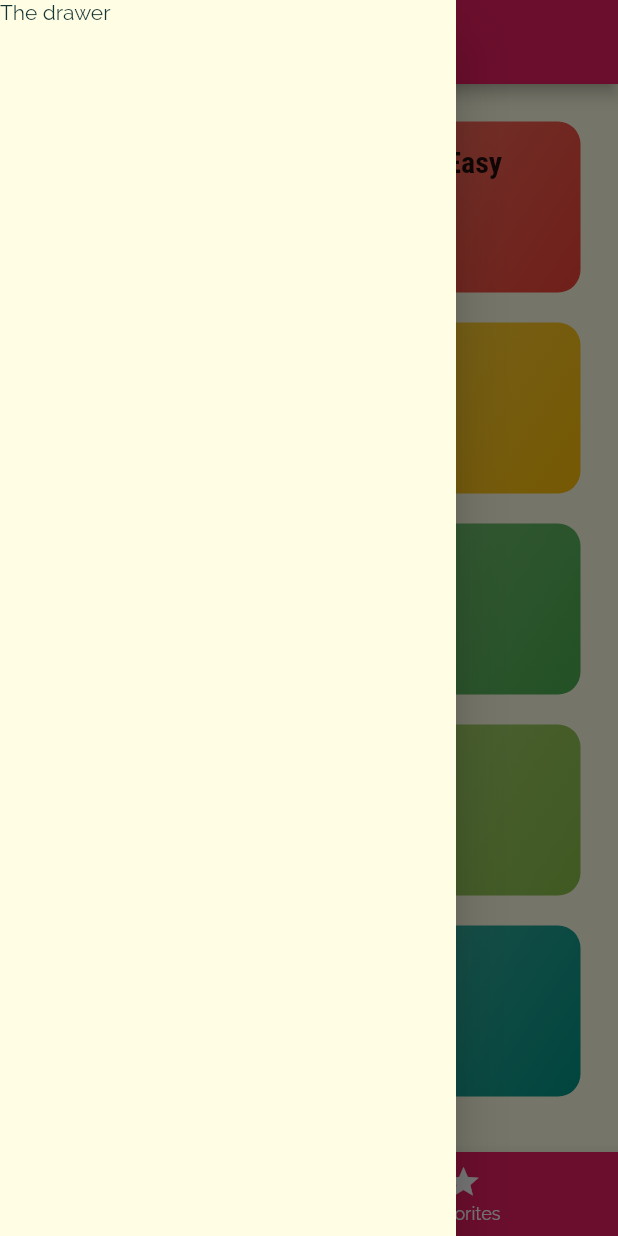
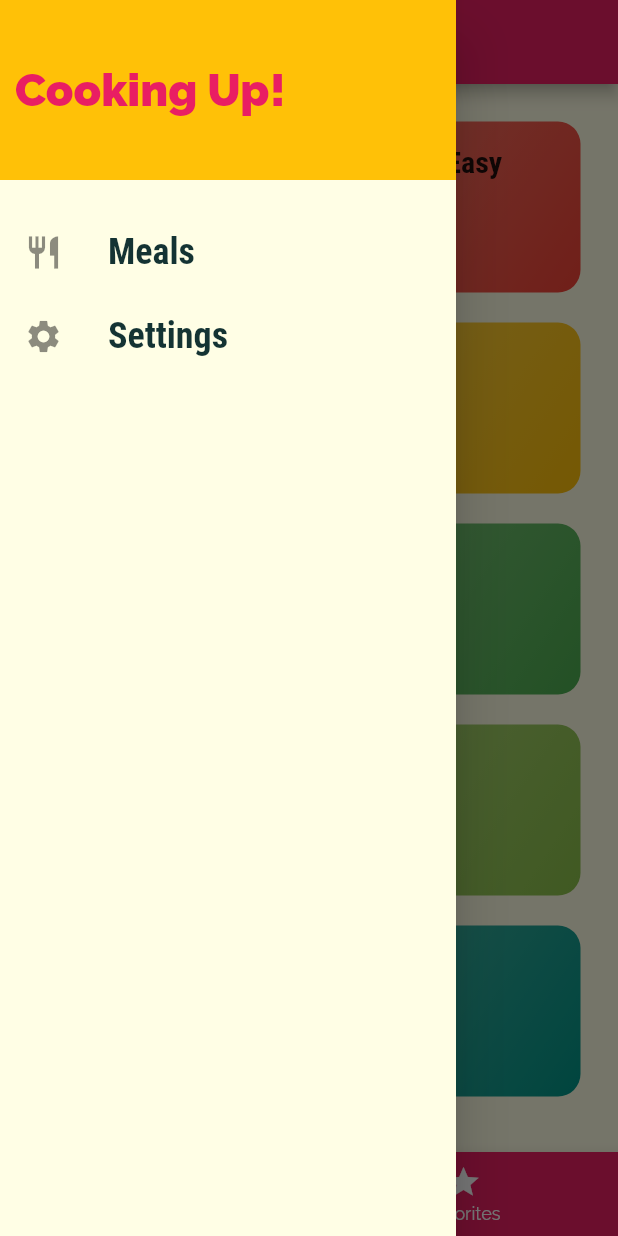
Before and after one commit to triyono777/mealsAppUdemy, a Flutter app: the screen it shows after launch, with the side drawer open, on a phone screen of 412 x 824 dp. Run offline on Flutter 3.47's test engine with Material 2 defaults, Android fonts, the phone set to English and light mode, and no system bars.

Commit message:
add custom drawer

```diff
--- a/lib/screen/tabs_screen.dart
+++ b/lib/screen/tabs_screen.dart
@@ -1,6 +1,7 @@
 import 'package:flutter/material.dart';
 import 'package:meals_app/screen/categories_screen.dart';
 import 'package:meals_app/screen/favorites_screen.dart';
+import 'package:meals_app/widgets/main_drawer.dart';
 
 class TabsScreen extends StatefulWidget {
   @override
@@ -27,9 +28,7 @@ class _TabsScreenState extends State<TabsScreen> {
       appBar: AppBar(
         title: Text(_page[_selectedPageIndex]['title']),
       ),
-      drawer: Drawer(
-        child: Text('The drawer'),
-      ),
+      drawer: MainDrawer(),
       body: _page[_selectedPageIndex]['page'],
       bottomNavigationBar: BottomNavigationBar(
           onTap: _selectedPage,
--- a/lib/widgets/main_drawer.dart
+++ b/lib/widgets/main_drawer.dart
@@ -1,8 +1,52 @@
 import 'package:flutter/material.dart';
 
 class MainDrawer extends StatelessWidget {
+  Widget buildListTile({String title, IconData icon}) {
+    return ListTile(
+      leading: Icon(
+        icon,
+        size: 26,
+      ),
+      title: Text(
+        title,
+        style: TextStyle(
+            fontFamily: 'RobotoCondensed',
+            fontSize: 24,
+            fontWeight: FontWeight.bold),
+      ),
+      onTap: () {
+        // ..
+      },
+    );
+  }
+
   @override
   Widget build(BuildContext context) {
-    return Container();
+    return Drawer(
+      child: Column(
+        children: <Widget>[
+          Container(
+            color: Theme.of(context).accentColor,
+            height: 120,
+            width: double.infinity,
+            padding: EdgeInsets.all(10),
+            alignment: Alignment.centerLeft,
+            child: Text(
+              'Cooking Up!',
+              style: TextStyle(
+                fontWeight: FontWeight.w900,
+                fontSize: 30,
+                color: Theme.of(context).primaryColor,
+              ),
+            ),
+          ),
+          SizedBox(
+            height: 20,
+          ),
+          buildListTile(title: 'Meals', icon: Icons.restaurant),
+          buildListTile(title: 'Settings', icon: Icons.settings),
+        ],
+      ),
+    );
   }
 }
```
